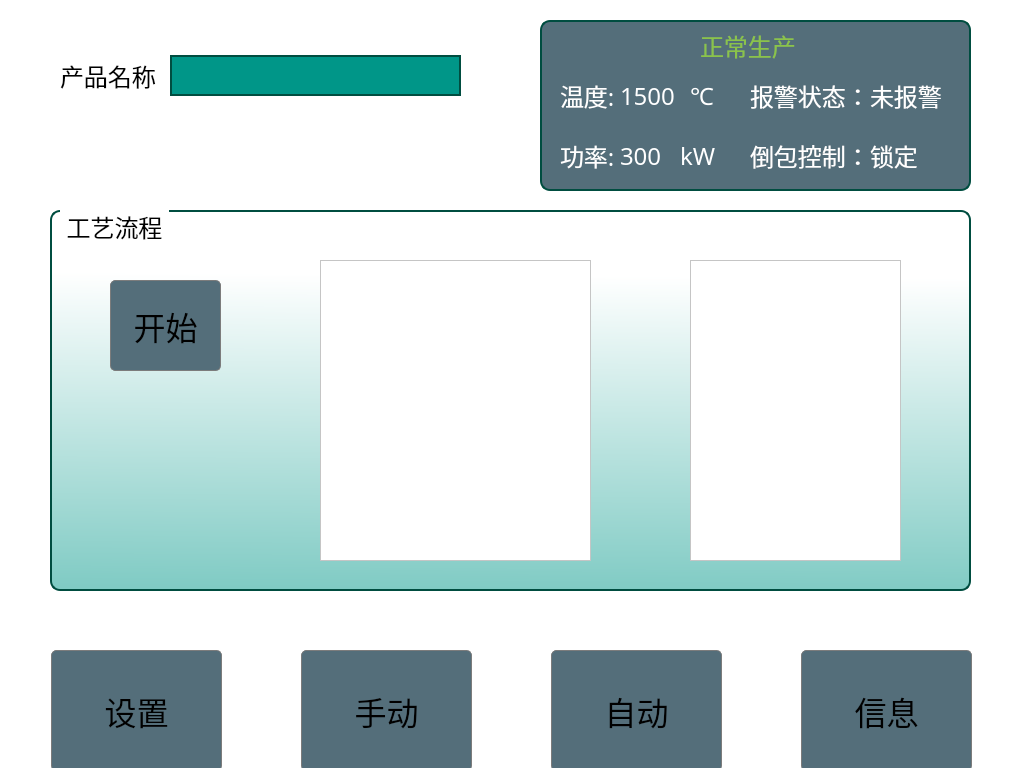
Old version of the form mainwindow.ui in the repository alphonso64/PowerSupplyControllerUI.
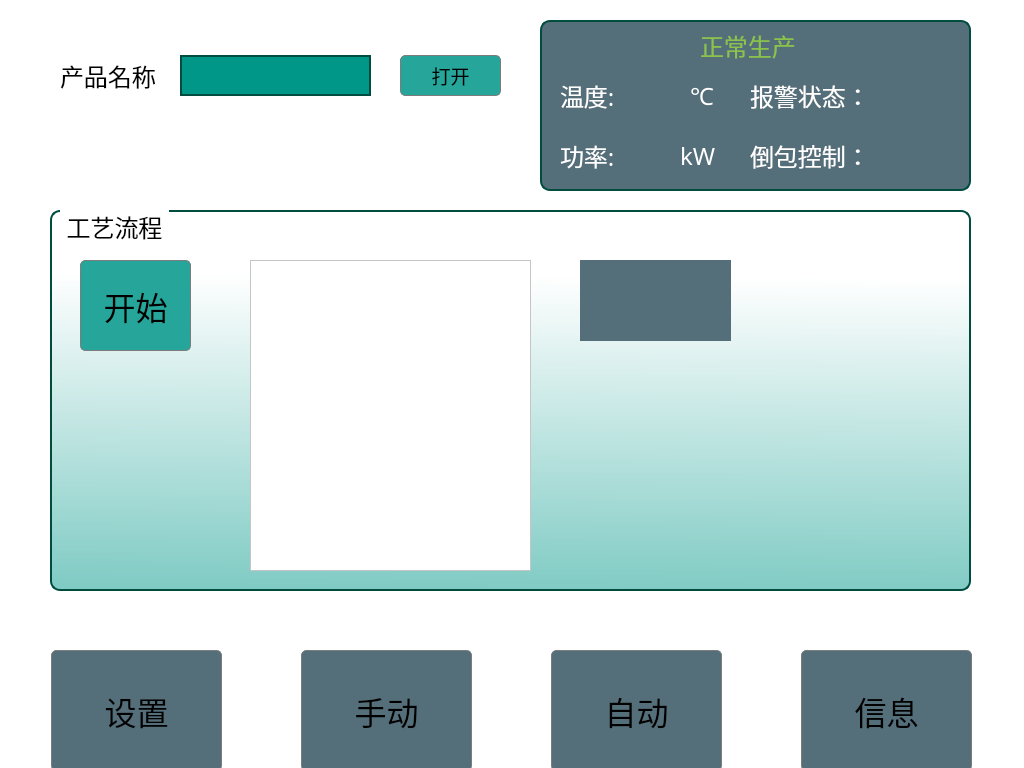
New version of the form. The open tabs and pages were chosen to show the change.

The edit to the form file:
```diff
--- a/mainwindow.ui
+++ b/mainwindow.ui
@@ -959,9 +959,9 @@
      <widget class="QLabel" name="label_30">
       <property name="geometry">
        <rect>
-        <x>150</x>
+        <x>160</x>
         <y>45</y>
-        <width>291</width>
+        <width>191</width>
         <height>41</height>
        </rect>
       </property>
@@ -1062,6 +1062,52 @@
       <widget class="QLabel" name="label_44">
        <property name="geometry">
         <rect>
+         <x>20</x>
+         <y>60</y>
+         <width>61</width>
+         <height>31</height>
+        </rect>
+       </property>
+       <property name="font">
+        <font>
+         <family>微软雅黑</family>
+         <pointsize>18</pointsize>
+        </font>
+       </property>
+       <property name="styleSheet">
+        <string notr="true">background-color: rgb(84, 110, 122);
+color: rgb(255, 255, 255);</string>
+       </property>
+       <property name="text">
+        <string>温度:</string>
+       </property>
+      </widget>
+      <widget class="QLabel" name="label_43">
+       <property name="geometry">
+        <rect>
+         <x>20</x>
+         <y>120</y>
+         <width>61</width>
+         <height>31</height>
+        </rect>
+       </property>
+       <property name="font">
+        <font>
+         <family>微软雅黑</family>
+         <pointsize>18</pointsize>
+        </font>
+       </property>
+       <property name="styleSheet">
+        <string notr="true">background-color: rgb(84, 110, 122);
+color: rgb(255, 255, 255);</string>
+       </property>
+       <property name="text">
+        <string>功率:</string>
+       </property>
+      </widget>
+      <widget class="QLabel" name="displayTempLabel_2">
+       <property name="geometry">
+        <rect>
          <x>80</x>
          <y>60</y>
          <width>61</width>
@@ -1079,7 +1125,7 @@
 color: rgb(255, 255, 255);</string>
        </property>
        <property name="text">
-        <string>1500</string>
+        <string/>
        </property>
       </widget>
       <widget class="QLabel" name="label_45">
@@ -1102,7 +1148,7 @@
 color: rgb(255, 255, 255);</string>
        </property>
        <property name="text">
-        <string>300</string>
+        <string/>
        </property>
       </widget>
       <widget class="QLabel" name="label_46">
@@ -1217,7 +1263,7 @@
 color: rgb(255, 255, 255);</string>
        </property>
        <property name="text">
-        <string>未报警</string>
+        <string/>
        </property>
       </widget>
       <widget class="QLabel" name="label_51">
@@ -1240,7 +1286,7 @@
 color: rgb(255, 255, 255);</string>
        </property>
        <property name="text">
-        <string>锁定</string>
+        <string/>
        </property>
       </widget>
       <widget class="QLabel" name="label_52">
@@ -1302,57 +1348,11 @@
       <property name="alignment">
        <set>Qt::AlignLeading|Qt::AlignLeft|Qt::AlignTop</set>
       </property>
-      <widget class="QScrollArea" name="scrollArea">
+      <widget class="QPushButton" name="autoStartButton">
        <property name="geometry">
         <rect>
-         <x>270</x>
+         <x>30</x>
          <y>50</y>
-         <width>271</width>
-         <height>301</height>
-        </rect>
-       </property>
-       <property name="widgetResizable">
-        <bool>true</bool>
-       </property>
-       <widget class="QWidget" name="scrollAreaWidgetContents">
-        <property name="geometry">
-         <rect>
-          <x>0</x>
-          <y>0</y>
-          <width>269</width>
-          <height>299</height>
-         </rect>
-        </property>
-       </widget>
-      </widget>
-      <widget class="QScrollArea" name="scrollArea_2">
-       <property name="geometry">
-        <rect>
-         <x>640</x>
-         <y>50</y>
-         <width>211</width>
-         <height>301</height>
-        </rect>
-       </property>
-       <property name="widgetResizable">
-        <bool>true</bool>
-       </property>
-       <widget class="QWidget" name="scrollAreaWidgetContents_3">
-        <property name="geometry">
-         <rect>
-          <x>0</x>
-          <y>0</y>
-          <width>209</width>
-          <height>299</height>
-         </rect>
-        </property>
-       </widget>
-      </widget>
-      <widget class="QPushButton" name="manualButton_8">
-       <property name="geometry">
-        <rect>
-         <x>60</x>
-         <y>70</y>
          <width>111</width>
          <height>91</height>
         </rect>
@@ -1364,13 +1364,101 @@
         </font>
        </property>
        <property name="styleSheet">
-        <string notr="true">QPushButton{background-color: rgba(84, 110, 122, 255);  border: 1px solid rgb(124, 124, 124); border-radius:5px;}
-QPushButton:checked{background-color: rgba(38, 166, 154, 255);  border: 1px solid rgb(124, 124, 124); border-radius:5px;}</string>
+        <string notr="true">QPushButton{background-color: rgba(38, 166, 154,  255);  border: 1px solid rgb(124, 124, 124); border-radius:5px;}
+QPushButton:disabled{background-color: rgba(84, 110, 122,  255);  border: 1px solid rgb(124, 124, 124); border-radius:5px;}
+QPushButton:pressed{background-color: rgba(0, 77, 64,  255);  border: 1px solid rgb(124, 124, 124); border-radius:5px;}</string>
        </property>
        <property name="text">
         <string>开始</string>
        </property>
       </widget>
+      <widget class="QListView" name="autoListView">
+       <property name="geometry">
+        <rect>
+         <x>200</x>
+         <y>50</y>
+         <width>281</width>
+         <height>311</height>
+        </rect>
+       </property>
+       <property name="font">
+        <font>
+         <pointsize>14</pointsize>
+        </font>
+       </property>
+      </widget>
+      <widget class="QLabel" name="autoStageTimeText">
+       <property name="geometry">
+        <rect>
+         <x>530</x>
+         <y>90</y>
+         <width>151</width>
+         <height>41</height>
+        </rect>
+       </property>
+       <property name="font">
+        <font>
+         <family>微软雅黑</family>
+         <pointsize>18</pointsize>
+        </font>
+       </property>
+       <property name="styleSheet">
+        <string notr="true">background-color: rgb(84, 110, 122);
+color: rgb(255, 255, 255);</string>
+       </property>
+       <property name="text">
+        <string/>
+       </property>
+      </widget>
+      <widget class="QLabel" name="autoStageText">
+       <property name="geometry">
+        <rect>
+         <x>530</x>
+         <y>50</y>
+         <width>151</width>
+         <height>41</height>
+        </rect>
+       </property>
+       <property name="font">
+        <font>
+         <family>微软雅黑</family>
+         <pointsize>18</pointsize>
+        </font>
+       </property>
+       <property name="styleSheet">
+        <string notr="true">background-color: rgb(84, 110, 122);
+color: rgb(255, 255, 255);</string>
+       </property>
+       <property name="text">
+        <string/>
+       </property>
+      </widget>
+     </widget>
+     <widget class="QPushButton" name="openFileButton">
+      <property name="geometry">
+       <rect>
+        <x>380</x>
+        <y>45</y>
+        <width>101</width>
+        <height>41</height>
+       </rect>
+      </property>
+      <property name="font">
+       <font>
+        <family>Sans</family>
+        <pointsize>14</pointsize>
+       </font>
+      </property>
+      <property name="focusPolicy">
+       <enum>Qt::NoFocus</enum>
+      </property>
+      <property name="styleSheet">
+       <string notr="true">QPushButton{background-color: rgba(38, 166, 154,  255);  border: 1px solid rgb(124, 124, 124); border-radius:5px;}
+QPushButton:pressed{background-color: rgba(0, 77, 64,  255);  border: 1px solid rgb(124, 124, 124); border-radius:5px;}</string>
+      </property>
+      <property name="text">
+       <string>打开</string>
+      </property>
      </widget>
     </widget>
     <widget class="QWidget" name="infoPage">
```
Left out of the diff: 69 changed lines with no effect on the pictures.
